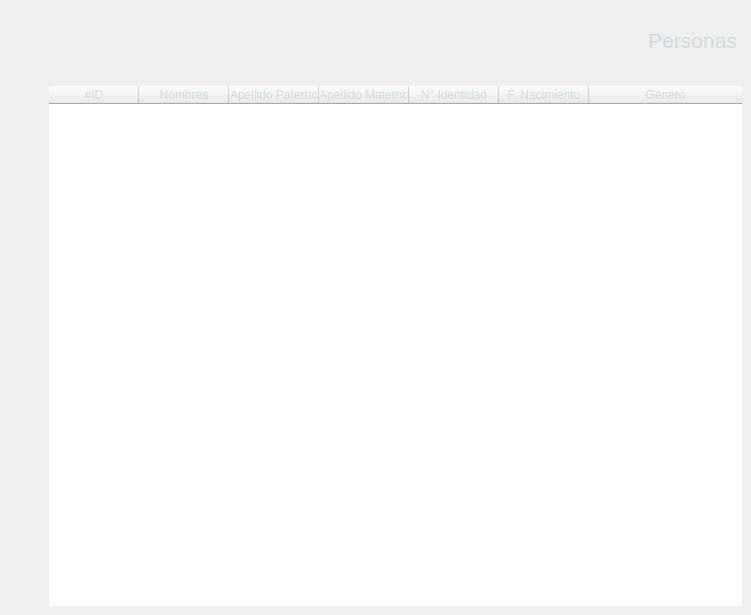
Qt form ui/persona_frame.ui (hm2206/strong_teeth) before a commit.
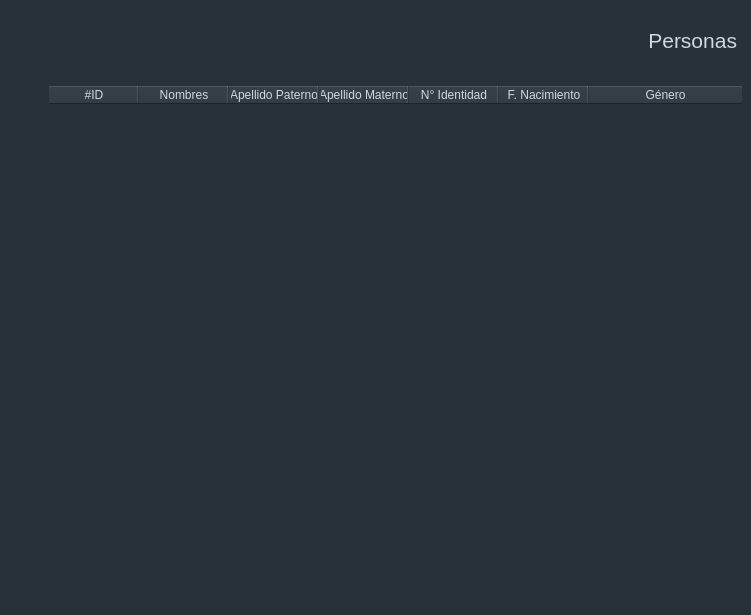
The same form after that commit. Icons and pictures are not drawn.

Patch:
```diff
--- a/ui/persona_frame.ui
+++ b/ui/persona_frame.ui
@@ -13,6 +13,10 @@
   <property name="windowTitle">
    <string>Frame</string>
   </property>
+  <property name="styleSheet">
+   <string notr="true">color: #cfd8dc;
+background-color: #263238;</string>
+  </property>
   <property name="lineWidth">
    <number>0</number>
   </property>
@@ -56,9 +60,9 @@
       <property name="geometry">
        <rect>
         <x>486</x>
-        <y>30</y>
+        <y>20</y>
         <width>211</width>
-        <height>20</height>
+        <height>41</height>
        </rect>
       </property>
       <property name="sizePolicy">
@@ -136,7 +140,9 @@
          </sizepolicy>
         </property>
         <property name="styleSheet">
-         <string notr="true">color: #cfd8dc;</string>
+         <string notr="true">QHeaderView {
+	background-color: #263238;
+}</string>
         </property>
         <property name="frameShape">
          <enum>QFrame::NoFrame</enum>
```
